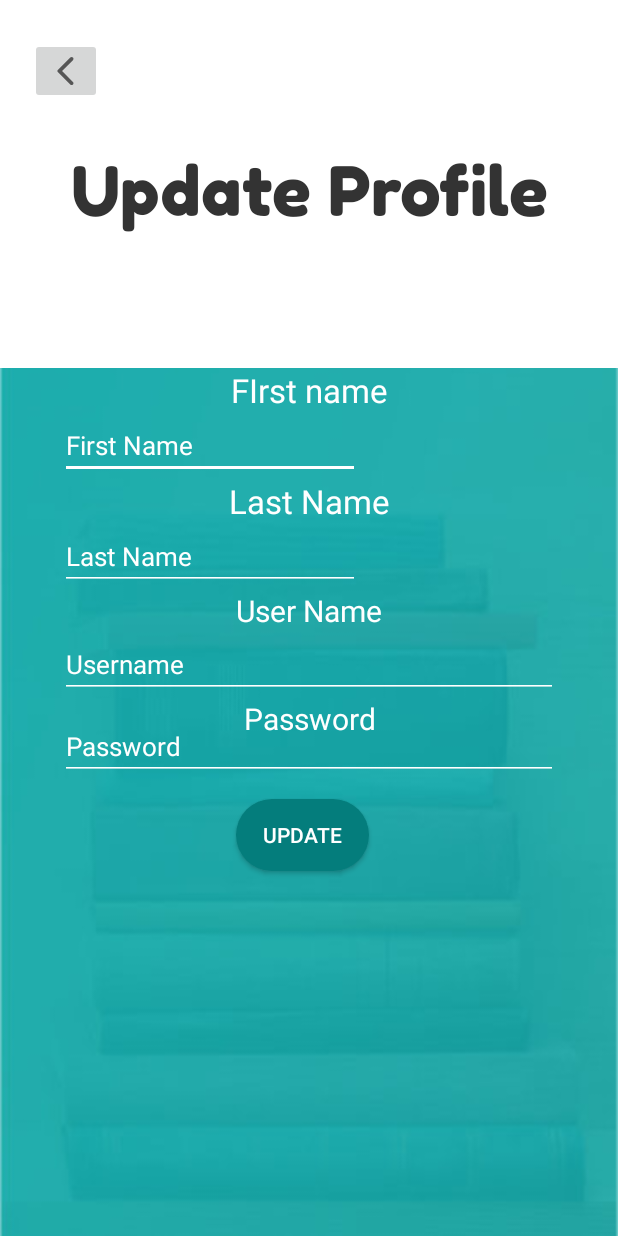
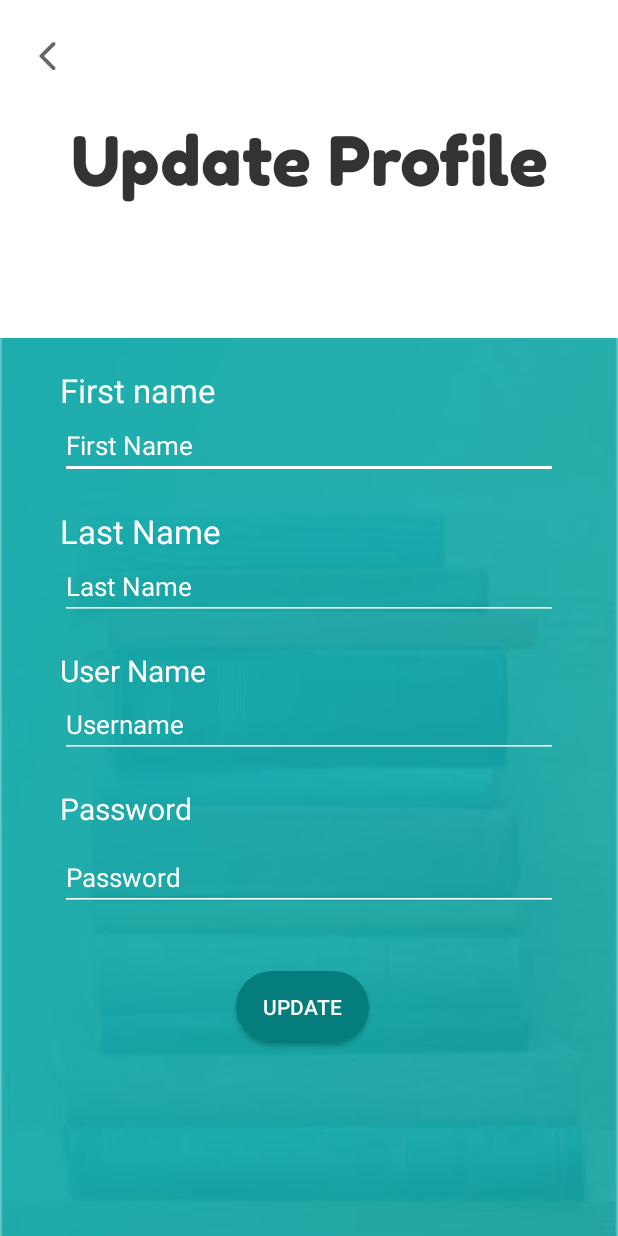
Before and after one commit to CSLoyD/Student-Handbook-Mini, an Android app: the UpdateProfile screen opened directly, with no data from a screen before it, on a phone screen of 412 x 824 dp. Run offline under Robolectric (Android 15) with nearby library versions, the phone set to English and light mode, and no system bars; libraries missing offline, so code that uses them is left out: com.vishnusivadas.advanced_httpurlconnection.

Commit message:
kyth - updated student_profile.xml.xml

```diff
--- a/app/src/main/res/layout/student_profile.xml
+++ b/app/src/main/res/layout/student_profile.xml
@@ -27,6 +27,7 @@
             android:layout_alignParentStart="true"
             android:layout_alignParentTop="true"
             android:layout_marginStart="20dp"
+            android:background="#fff"
             android:layout_marginTop="5dp"
             app:srcCompat="@drawable/ic_round_arrow_back_ios_24"
             android:onClick="backMain"/>
@@ -73,15 +74,16 @@
                         android:id="@+id/txtfirstname"
                         android:layout_width="match_parent"
                         android:layout_height="wrap_content"
-                        android:gravity="center"
-                        android:text="FIrst name"
+                        android:text="First name"
+                        android:layout_marginStart="40dp"
+
                         android:textColor="#fff"
                         android:textSize="22sp"
 
                          />
                     <EditText
                         android:id="@+id/rFirstName"
-                        android:layout_width="wrap_content"
+                        android:layout_width="match_parent"
                         android:layout_height="wrap_content"
                         android:layout_below="@+id/txtIntroText2"
                         android:layout_alignParentStart="true"
@@ -100,14 +102,15 @@
                         android:id="@+id/txtLastname"
                         android:layout_width="match_parent"
                         android:layout_height="match_parent"
-                        android:gravity="center"
+                        android:layout_marginStart="40dp"
                         android:text="Last Name"
+                        android:layout_marginTop="20dp"
                         android:textColor="#fff"
                         android:textSize="22sp"
                          />
                     <EditText
                         android:id="@+id/rLastName"
-                        android:layout_width="wrap_content"
+                        android:layout_width="match_parent"
                         android:layout_height="wrap_content"
                         android:layout_below="@+id/rFirstName"
                         android:layout_alignParentStart="true"
@@ -131,11 +134,12 @@
                     android:layout_below="@+id/linear_con"
                     android:layout_width="match_parent"
                     android:layout_height="wrap_content"
-                    android:gravity="center"
+                    android:layout_marginStart="40dp"
+                    android:layout_marginTop="20dp"
                     android:text="User Name"
                     android:textColor="#fff"
                     android:textSize="20sp"
-                    tools:layout_editor_absoluteY="259dp" />
+                     />
                 <EditText
                     android:inputType="textPersonName"
                     android:id="@+id/rUserName"
@@ -160,14 +164,15 @@
                     android:layout_below="@+id/rUserName"
                     android:layout_width="match_parent"
                     android:layout_height="wrap_content"
-                    android:gravity="center"
+                    android:layout_marginTop="20dp"
+                    android:layout_marginStart="40dp"
                     android:text="Password"
                     android:textColor="#fff"
                     android:textSize="20sp"
                     tools:layout_editor_absoluteY="259dp" />
                 <EditText
                     android:id="@+id/rUserPass"
-                    android:layout_below="@+id/rUserName"
+                    android:layout_below="@+id/txtpassword"
                     android:inputType="textPassword"
                     android:hint="@string/rUserPass"
                     android:layout_width="wrap_content"
@@ -190,7 +195,7 @@
                     android:id="@+id/adProfUpdate"
                     android:layout_width="340dp"
                     android:layout_height="wrap_content"
-                    android:layout_below="@+id/txtpassword"
+                    android:layout_below="@+id/rUserPass"
                     android:layout_alignParentStart="true"
                     android:layout_alignParentEnd="true"
                     android:layout_marginStart="157dp"
```
